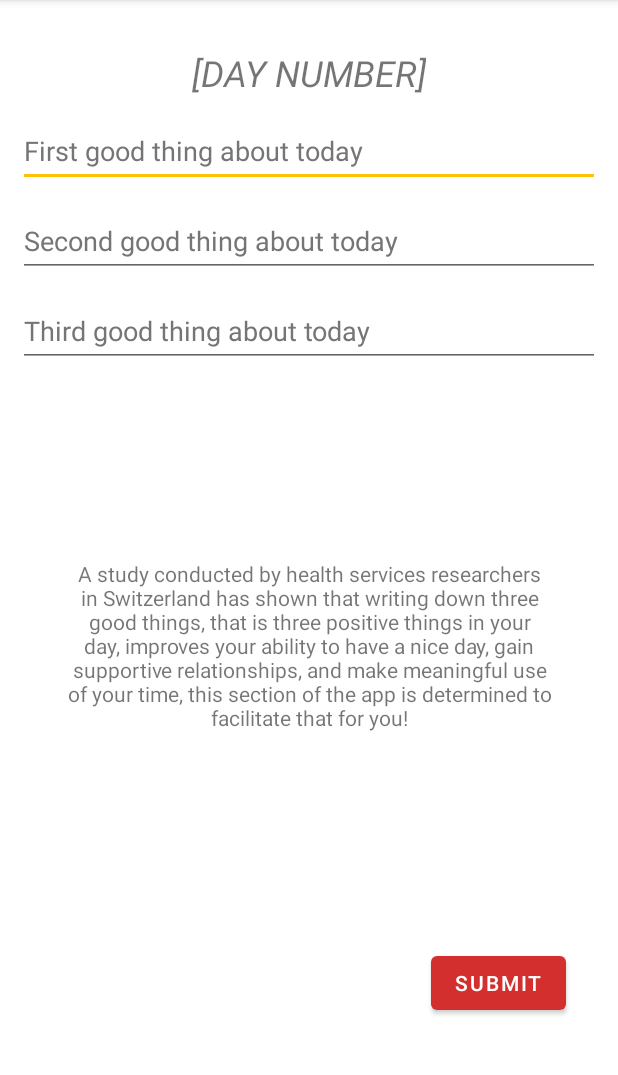
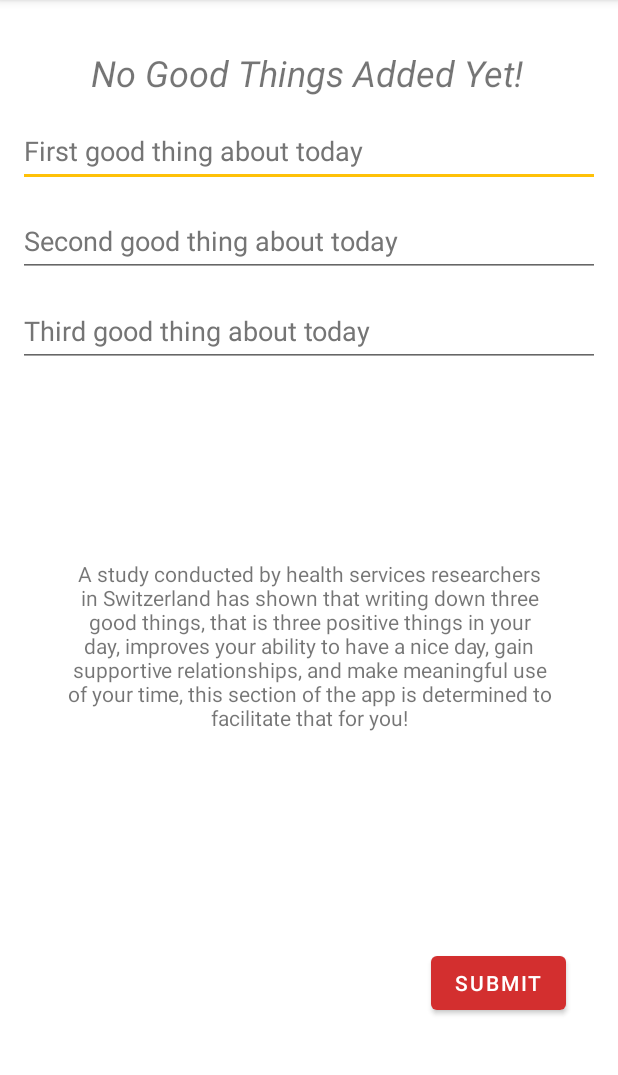
Before and after one commit to IBRice101/CMP309-Moodr, an Android app: the ThreeGoodThingsActivity screen opened directly, with no data from a screen before it, on a phone screen of 412 x 824 dp, the part 84-1159 px from its top. Run offline under Robolectric (Android 15) with nearby library versions, the phone set to English and light mode, and no system bars.

Commit message:
Implemented shared preferences to display the number of submissions the user has made

```diff
--- a/app/src/main/java/com/ibrice/moodr/threegoodthings/ThreeGoodThingsActivity.java
+++ b/app/src/main/java/com/ibrice/moodr/threegoodthings/ThreeGoodThingsActivity.java
@@ -1,9 +1,15 @@
 package com.ibrice.moodr.threegoodthings;
 
+import android.annotation.SuppressLint;
+import android.content.Context;
 import android.content.Intent;
+import android.content.SharedPreferences;
 import android.os.Bundle;
+import android.util.Log;
+import android.view.View;
 import android.widget.Button;
 import android.widget.EditText;
+import android.widget.TextView;
 import android.widget.Toast;
 
 import com.ibrice.moodr.R;
@@ -16,18 +22,32 @@ public class ThreeGoodThingsActivity extends AppCompatActivity {
 
     Button btnSubmit;
     EditText edittxtThing1, edittxtThing2, edittxtThing3;
+    TextView txtSubmissionCount;
+
+    private SharedPreferences counter;
+    private int numSubmissions;
 
     private DBManager dbManager;
 
+    @SuppressLint("SetTextI18n")
     @Override
     protected void onCreate(Bundle savedInstanceState) {
         super.onCreate(savedInstanceState);
         setContentView(R.layout.activity_three_good_things);
 
+        txtSubmissionCount = (TextView) findViewById(R.id.txtSubmission);
+
         btnSubmit = findViewById(R.id.btnAddTGT);
         edittxtThing1 = findViewById(R.id.edittxtThing1);
         edittxtThing2 = findViewById(R.id.edittxtThing2);
         edittxtThing3 = findViewById(R.id.edittxtThing3);
+
+        counter = getApplicationContext().getSharedPreferences("com.ibrice.moodr.threegoodthings.ThreeGoodThingsActivity", Context.MODE_PRIVATE);
+        numSubmissions = counter.getInt("submissions", 0);
+
+        if (numSubmissions != 0) {
+            txtSubmissionCount.setText("Submissions: " + numSubmissions);
+        }
 
         btnSubmit.setOnClickListener(v -> {
             String thing1 = edittxtThing1.getText().toString();
@@ -43,6 +63,8 @@ public class ThreeGoodThingsActivity extends AppCompatActivity {
 
                 dbManager.insertTGT(thing1, thing2, thing3);
 
+                numSubmissions();
+
                 Toast.makeText(this, "Entry added", Toast.LENGTH_SHORT).show();
                 Intent returnToMain = new Intent(ThreeGoodThingsActivity.this, MainActivity.class).setFlags(Intent.FLAG_ACTIVITY_CLEAR_TOP);
                 startActivity(returnToMain);
@@ -50,9 +72,13 @@ public class ThreeGoodThingsActivity extends AppCompatActivity {
                 dbManager.close();
             }
         });
+    }
 
-        // TODO: Implement SharedPreferences to increment the number of days here
-        // NOTE: https://developer.android.com/reference/android/content/SharedPreferences
-        // NOTE: https://stackoverflow.com/questions/39179974/how-to-create-a-day-counter-for-android-application
+    public void numSubmissions(){
+        numSubmissions += 1;
+
+        // update the value of numSubmissions each time its incremented
+        counter.edit().putInt("submissions", numSubmissions).apply();
+        Log.i("Test: ", Integer.toString(counter.getInt("submissions", numSubmissions)));
     }
 }
--- a/app/src/main/res/layout/activity_three_good_things.xml
+++ b/app/src/main/res/layout/activity_three_good_things.xml
@@ -7,14 +7,14 @@
     tools:context=".threegoodthings.ThreeGoodThingsActivity">
 
     <TextView
-        android:id="@+id/txtDay"
+        android:id="@+id/txtSubmission"
         android:layout_width="wrap_content"
         android:layout_height="wrap_content"
         android:layout_marginBottom="64dp"
         android:layout_marginEnd="150dp"
         android:layout_marginStart="150dp"
         android:layout_marginTop="32dp"
-        android:text="@string/day_number"
+        android:text="@string/no_good_things_added_yet"
         android:textSize="24sp"
         android:textStyle="italic"
         app:layout_constraintBottom_toTopOf="@+id/edittxtThing1"
@@ -40,7 +40,7 @@
         app:layout_constraintEnd_toEndOf="parent"
         app:layout_constraintHorizontal_bias="0.0"
         app:layout_constraintStart_toStartOf="parent"
-        app:layout_constraintTop_toBottomOf="@+id/txtDay" />
+        app:layout_constraintTop_toBottomOf="@+id/txtSubmission" />
 
     <EditText
         android:id="@+id/edittxtThing2"
--- a/app/src/main/res/values/strings.xml
+++ b/app/src/main/res/values/strings.xml
@@ -66,4 +66,5 @@
     <string name="you_currently_have_no_habits">You currently have no habits, add a habit by
         pressing the + icon in the top right</string>
     <string name="hello_blank_fragment">Hello blank fragment</string>
+    <string name="no_good_things_added_yet">No Good Things Added Yet!</string>
 </resources>
```
